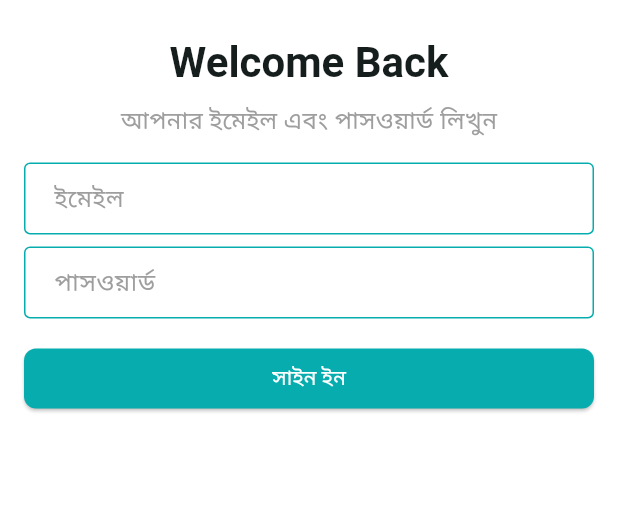
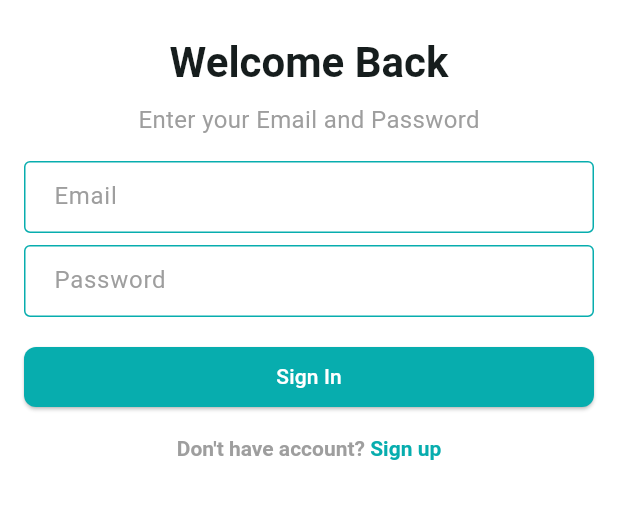
Before and after one commit to MahfuzAhmed28/ecommerce, a Flutter app: the screen it shows after launch, on a phone screen of 412 x 824 dp, the part 303-822 px from its top. Run offline on Flutter 3.47's test engine with Material 3 defaults, Android fonts, the phone set to English and light mode, and no system bars; our stand-ins replace firebase_core, firebase_crashlytics, flutter_svg, pin_code_fields; accounts and stored records are empty; generated files the repository leaves out were written again.

Commit message:
Add Sign Up and Verification

```diff
--- a/lib/app/app.dart
+++ b/lib/app/app.dart
@@ -60,7 +60,7 @@ class _CraftyBayState extends State<CraftyBay> {
         GlobalWidgetsLocalizations.delegate,
         GlobalCupertinoLocalizations.delegate,
       ],
-      locale: const Locale('bn'),
+      locale: const Locale('en'),
       supportedLocales: const [
         Locale('en'), // English
         Locale('bn'), // Bangla
--- a/lib/app/app_routes.dart
+++ b/lib/app/app_routes.dart
@@ -1,5 +1,7 @@
 import 'package:ecommerce/features/auth/ui/screens/sign_in_screen.dart';
+import 'package:ecommerce/features/auth/ui/screens/sign_up_screen.dart';
 import 'package:ecommerce/features/auth/ui/screens/splash_screen.dart';
+import 'package:ecommerce/features/auth/ui/screens/verify_otp_screen.dart';
 import 'package:flutter/material.dart';
 
 class AppRoutes
@@ -13,6 +15,12 @@ class AppRoutes
     else if(settings.name==SignInScreen.name){
       route= const SignInScreen();
     }
+    else if(settings.name==SignUpScreen.name){
+      route=const SignUpScreen();
+    }
+    else if(settings.name==VerifyOtpScreen.name){
+      route=const VerifyOtpScreen();
+    }
 
     return MaterialPageRoute(
       builder: (context) {
--- a/lib/features/auth/ui/screens/sign_in_screen.dart
+++ b/lib/features/auth/ui/screens/sign_in_screen.dart
@@ -1,14 +1,16 @@
 import 'package:ecommerce/app/app_colors.dart';
 import 'package:ecommerce/core/extensions/localization_extensions.dart';
+import 'package:ecommerce/features/auth/ui/screens/sign_up_screen.dart';
 import 'package:ecommerce/features/auth/ui/widgets/app_logo.dart';
 import 'package:firebase_crashlytics/firebase_crashlytics.dart';
+import 'package:flutter/gestures.dart';
 import 'package:flutter/material.dart';
 import 'package:flutter_gen/gen_l10n/app_localizations.dart';
 
 class SignInScreen extends StatefulWidget {
   const SignInScreen({super.key});
 
-  static const String name='sign-in';
+  static const String name='/sign-in';
 
   @override
   State<SignInScreen> createState() => _SignInScreenState();
@@ -38,22 +40,43 @@ class _SignInScreenState extends State<SignInScreen> {
               ),
               SizedBox(height: 8,),
               TextFormField(
+                obscureText: true,
                 decoration: InputDecoration(
                     hintText: context.localization.password
                 ),
               ),
               SizedBox(height: 16,),
               ElevatedButton(
-                onPressed: () {
-                  FirebaseCrashlytics.instance.log('Enter Sign In Button');
-                  throw Exception('My Custome Error1');
-                },
+                onPressed: () {},
                 child: Text(context.localization.signIn),
               ),
+              SizedBox(height: 16,),
+              RichText(
+                text: TextSpan(
+                  text: "Don't have account? ",
+                  style: TextStyle(
+                    color: Colors.grey,
+                    fontWeight: FontWeight.w600,
+                  ),
+                  children:[
+                    TextSpan(
+                      text: 'Sign up',
+                      style: TextStyle(
+                        color: AppColors.themeColor,
+                        fontWeight: FontWeight.bold,
+                      ),
+                      recognizer: TapGestureRecognizer()..onTap = _onTapSignUpButton,
+                    )
+                  ],
+                )
+              )
             ],
           ),
         ),
       ),
     );
   }
+  void _onTapSignUpButton(){
+    Navigator.pushNamed(context, SignUpScreen.name);
+  }
 }
--- a/lib/l10n/app_bn.arb
+++ b/lib/l10n/app_bn.arb
@@ -4,5 +4,15 @@
     "enterYourEmailAndPassword": "আপনার ইমেইল এবং পাসওয়ার্ড লিখুন",
     "email": "ইমেইল",
     "password": "পাসওয়ার্ড",
-    "signIn": "সাইন ইন"
+    "signIn": "সাইন ইন",
+    "registerYourAccount":"Register your account bn",
+    "getStartedWithYourDetails":"Get started with your details bn",
+    "SignUp":"Sign Up",
+    "firstName":"First name",
+    "lastName":"Last name",
+    "phone":"Phone",
+    "deliveryAddress":"Delivery address",
+    "enterYourOtpCode":"Enter your OTP code",
+    "aFourDigitCodeHasBeenSent":"A 4 digits code has been sent to your email",
+    "verify":"Verify"
 }
--- a/lib/l10n/app_en.arb
+++ b/lib/l10n/app_en.arb
@@ -4,5 +4,15 @@
     "enterYourEmailAndPassword": "Enter your Email and Password",
     "email": "Email",
     "password": "Password",
-    "signIn": "Sign In"
+    "signIn": "Sign In",
+    "registerYourAccount":"Register your account",
+    "getStartedWithYourDetails":"Get started with your details",
+    "signUp":"Sign Up",
+    "firstName":"First name",
+    "lastName":"Last name",
+    "phone":"Phone",
+    "deliveryAddress":"Delivery address",
+    "enterYourOtpCode":"Enter your OTP code",
+    "aFourDigitCodeHasBeenSent":"A 4 digits code has been sent to your email",
+    "verify":"Verify"
 }
--- a/pubspec.yaml
+++ b/pubspec.yaml
@@ -24,6 +24,7 @@ dependencies:
   firebase_core: ^3.12.1
   firebase_crashlytics: ^4.3.4
   firebase_analytics: ^11.4.4
+  pin_code_fields: ^8.0.1
 
 
 dev_dependencies:
```
Also changed, not shown: lib/features/auth/ui/screens/sign_up_screen.dart (added, +154 -0 lines), lib/features/auth/ui/screens/verify_otp_screen.dart (added, +77 -0 lines), pubspec.lock.
